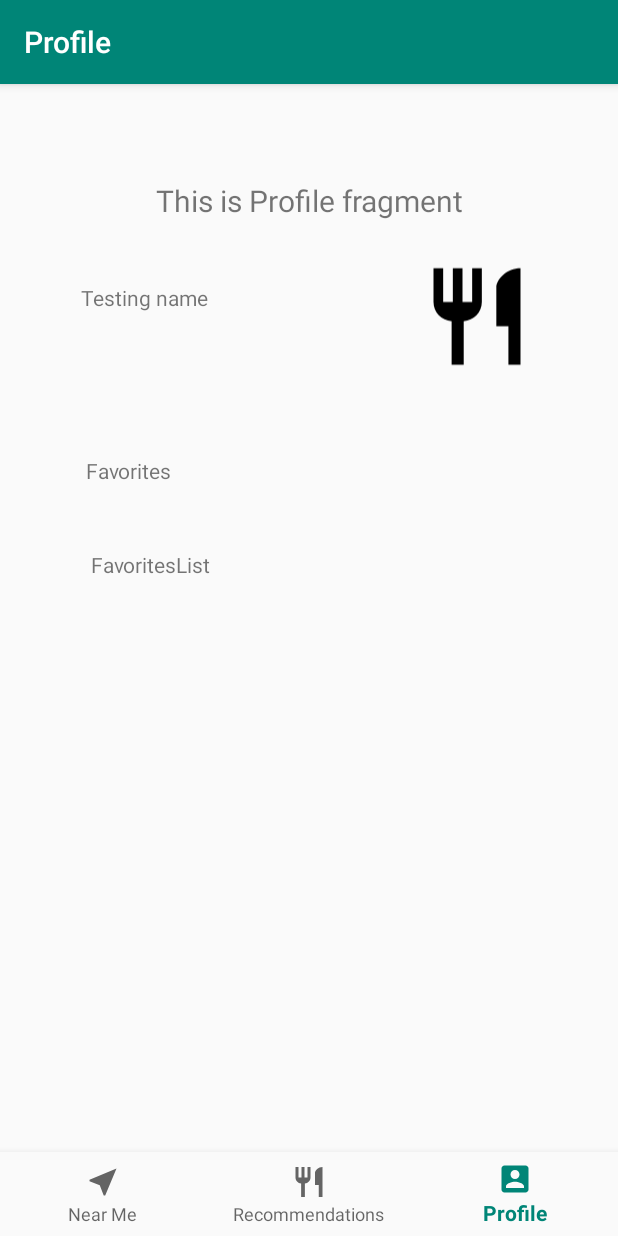
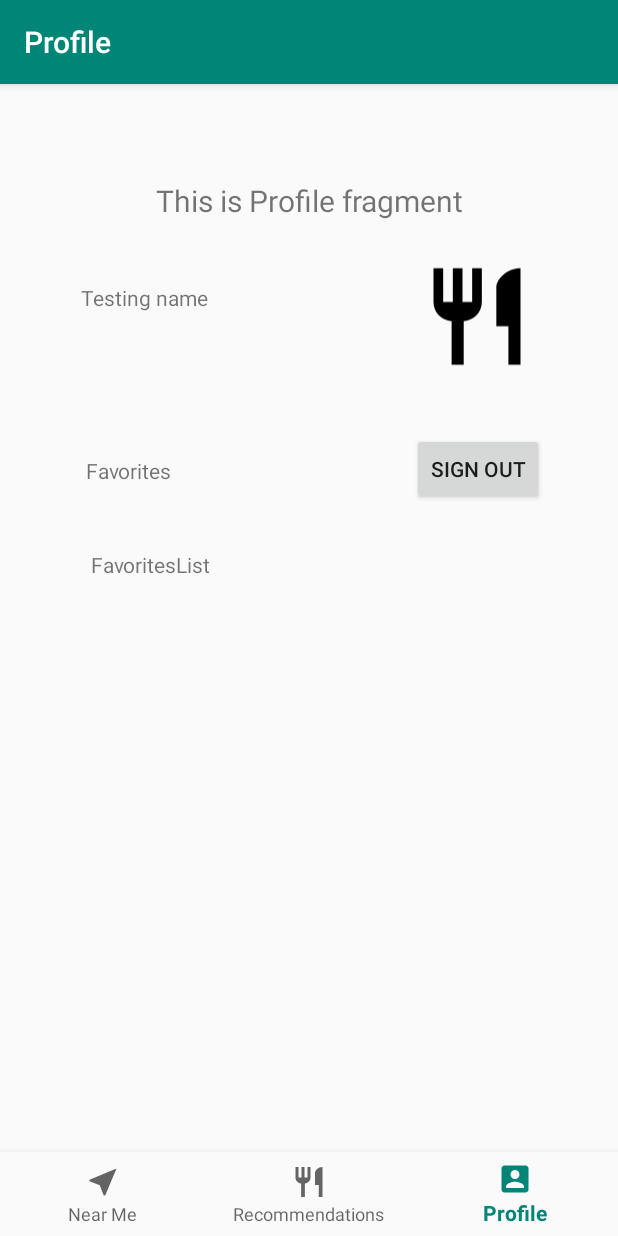
Before and after one commit to searjasub/FinderFeast, an Android app: the ProfileFragment screen opened through its navigation route, on a phone screen of 412 x 824 dp. Run offline under Robolectric (Android 15) with nearby library versions, the phone set to English and light mode, and no system bars; our stand-ins replace navigation-ui; libraries missing offline, so code that uses them is left out: com.loopj.android.

Commit message:
Added the Sign Out Button

```diff
--- a/app/src/main/res/layout/fragment_profile.xml
+++ b/app/src/main/res/layout/fragment_profile.xml
@@ -66,5 +66,15 @@
         app:layout_constraintTop_toBottomOf="@+id/textView3"
         app:layout_constraintVertical_bias="0.25" />
 
+    <Button
+        android:id="@+id/signOutBtn"
+        android:layout_width="wrap_content"
+        android:layout_height="wrap_content"
+        android:text="Sign Out"
+        app:layout_constraintBottom_toTopOf="@+id/favoritesList"
+        app:layout_constraintEnd_toEndOf="parent"
+        app:layout_constraintStart_toEndOf="@+id/textView3"
+        app:layout_constraintTop_toBottomOf="@+id/imageView" />
+
 
 </androidx.constraintlayout.widget.ConstraintLayout>
```
